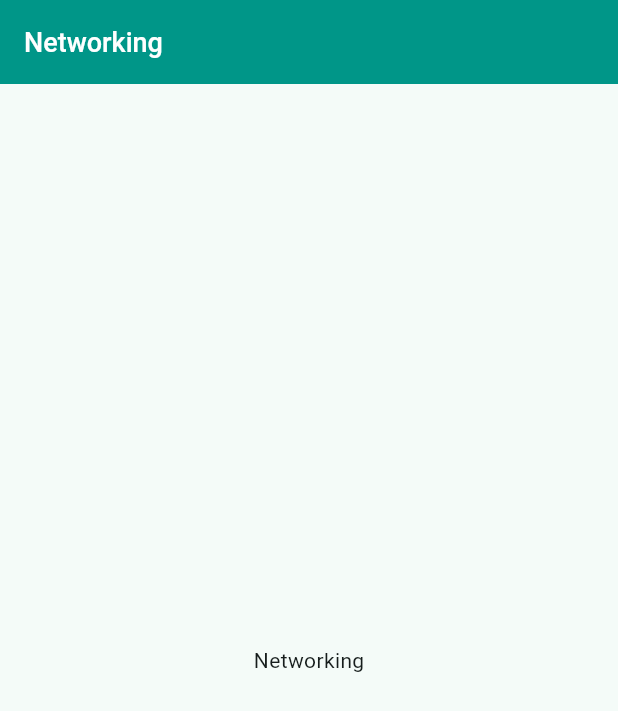
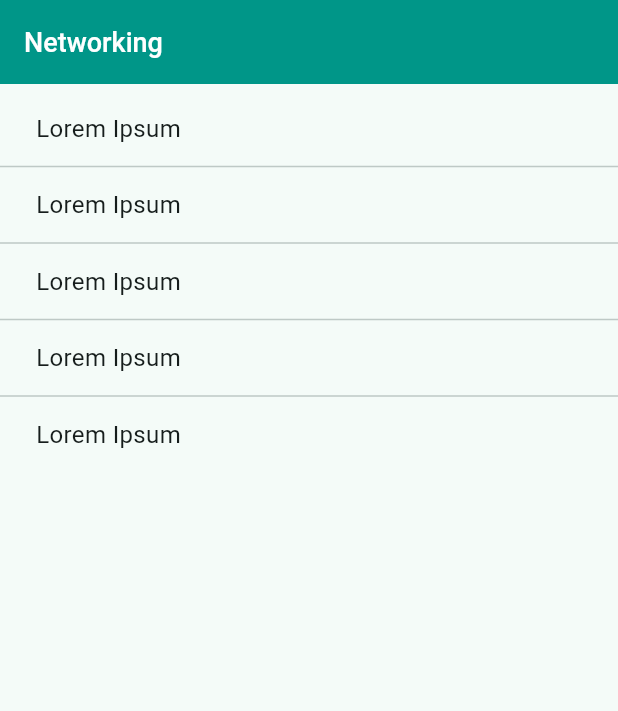
Before and after one commit to yoesuv/Riverpod-Playground, a Flutter app: the NetworkingScreen screen opened by its route, on a phone screen of 412 x 824 dp. Shown: the top 711 px of the screen. Run offline on Flutter 3.47's test engine with Material 2 defaults, Android fonts, the phone set to English and light mode, and no system bars; our stand-ins replace email_validator, flutter_riverpod, formz, freezed_annotation, go_router, stack_trace.

Commit message:
:art: ui networking screen

```diff
--- a/lib/src/menu/networking/networking_screen.dart
+++ b/lib/src/menu/networking/networking_screen.dart
@@ -14,8 +14,23 @@ class NetworkingScreen extends StatelessWidget {
           label: 'Networking',
         ),
       ),
-      body: Center(
-        child: Text('Networking'),
+      body: SafeArea(
+        child: ListView.separated(
+          padding: const EdgeInsets.symmetric(vertical: 12),
+          itemBuilder: (context, index) {
+            return const Padding(
+              padding: EdgeInsets.symmetric(horizontal: 24, vertical: 6),
+              child: Text(
+                'Lorem Ipsum',
+                style: TextStyle(
+                  fontSize: 16,
+                ),
+              ),
+            );
+          },
+          separatorBuilder: (context, index) => const Divider(),
+          itemCount: 5,
+        ),
       ),
     );
   }
```
